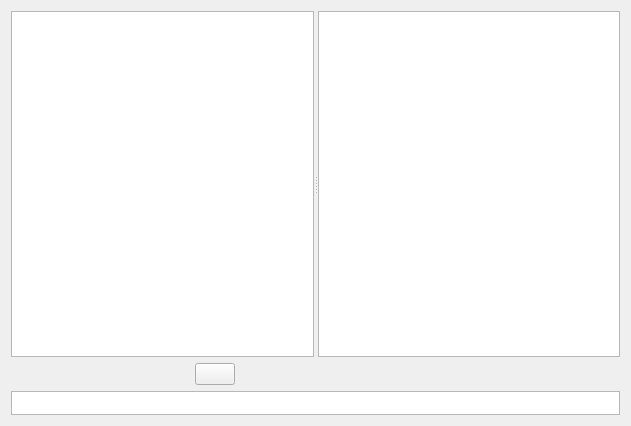
First picture: the form in application/GUI/Chat/ChatWidget.ui, repository Ummon/D-LAN, before the edit.
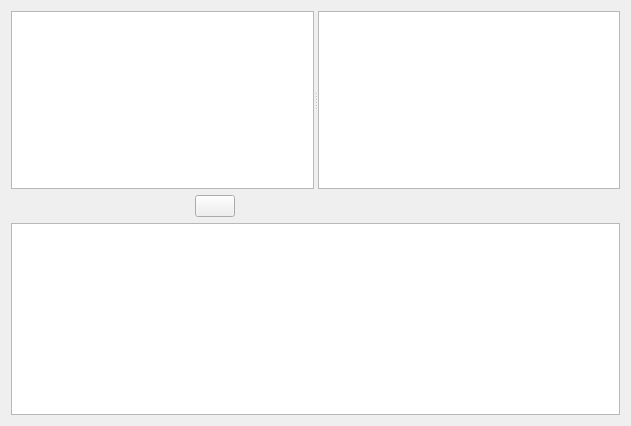
Second picture: the form after the edit. Icons and pictures are not drawn. Custom widgets are drawn as their Qt base class.

Commit message: The editor now adjusts when text wraps after resizing and caps its height, with scrolling for longer drafts.

Diff of the .ui file:
```diff
--- a/application/GUI/Chat/ChatWidget.ui
+++ b/application/GUI/Chat/ChatWidget.ui
@@ -182,14 +182,8 @@
          <verstretch>0</verstretch>
         </sizepolicy>
        </property>
-       <property name="maximumSize">
-        <size>
-         <width>16777215</width>
-         <height>24</height>
-        </size>
-       </property>
        <property name="verticalScrollBarPolicy">
-        <enum>Qt::ScrollBarPolicy::ScrollBarAlwaysOff</enum>
+        <enum>Qt::ScrollBarPolicy::ScrollBarAsNeeded</enum>
        </property>
        <property name="horizontalScrollBarPolicy">
         <enum>Qt::ScrollBarPolicy::ScrollBarAlwaysOff</enum>
```
The commit also changes 4 other files.
